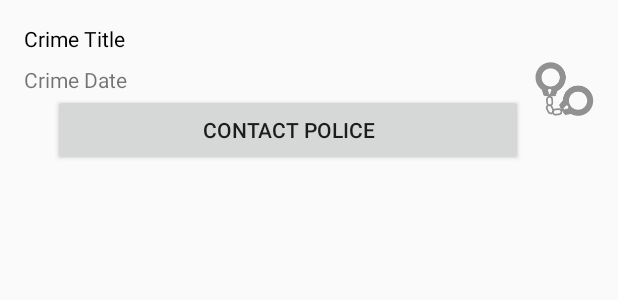
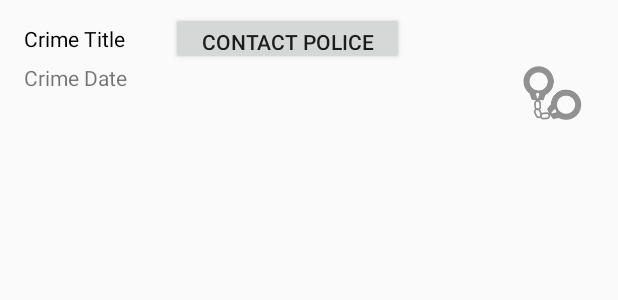
Before and after one commit to mcgriffa/CriminalIntent, an Android app: the layout list_item_serious_crime.xml on its own in the app's theme, with its tools: preview values and no code run, on a phone screen of 412 x 824 dp. Shown: the top 300 px of the screen. Run offline under Robolectric (Android 15) with nearby library versions, the phone set to English and light mode, and no system bars.

Commit message:
Layout for contact police button is probably as good as it is going to get.

```diff
--- a/app/src/main/res/layout/list_item_serious_crime.xml
+++ b/app/src/main/res/layout/list_item_serious_crime.xml
@@ -10,14 +10,15 @@
 
     <TextView
         android:id="@+id/crime_title"
-        android:layout_width="0dp"
-        android:layout_height="wrap_content"
+        android:layout_width="90dp"
+        android:layout_height="18dp"
         android:layout_marginEnd="8dp"
         android:layout_marginStart="16dp"
         android:layout_marginTop="16dp"
         android:text="Crime Title"
         android:textColor="@android:color/black"
         app:layout_constraintEnd_toStartOf="@+id/crime_solved"
+        app:layout_constraintHorizontal_bias="0.0"
         app:layout_constraintStart_toStartOf="parent"
         app:layout_constraintTop_toTopOf="parent" />
 
@@ -38,25 +39,27 @@
         android:layout_width="wrap_content"
         android:layout_height="wrap_content"
         android:layout_marginBottom="16dp"
-        android:layout_marginEnd="16dp"
+        android:layout_marginRight="24dp"
         android:layout_marginTop="16dp"
         app:layout_constraintBottom_toBottomOf="parent"
         app:layout_constraintRight_toRightOf="parent"
         app:layout_constraintTop_toTopOf="parent"
+        app:layout_constraintVertical_bias="1.0"
         app:srcCompat="@mipmap/ic_solved" />
 
     <Button
         android:id="@+id/contact_police_button"
-        android:layout_width="313dp"
-        android:layout_height="wrap_content"
-        android:layout_marginBottom="8dp"
+        android:layout_width="155dp"
+        android:layout_height="35dp"
         android:layout_marginEnd="8dp"
         android:layout_marginStart="8dp"
+        android:layout_marginTop="8dp"
         android:text="@string/call_police"
-        app:layout_constraintBottom_toBottomOf="parent"
-        app:layout_constraintEnd_toStartOf="@+id/crime_solved"
-        app:layout_constraintHorizontal_bias="1.0"
-        app:layout_constraintStart_toStartOf="parent"
-        app:layout_constraintTop_toBottomOf="@+id/crime_date" />
+        app:layout_constraintBottom_toTopOf="@+id/crime_solved"
+        app:layout_constraintEnd_toEndOf="parent"
+        app:layout_constraintHorizontal_bias="0.0"
+        app:layout_constraintStart_toEndOf="@+id/crime_title"
+        app:layout_constraintTop_toTopOf="parent"
+        app:layout_constraintVertical_bias="0.0" />
 
 </android.support.constraint.ConstraintLayout>
```
